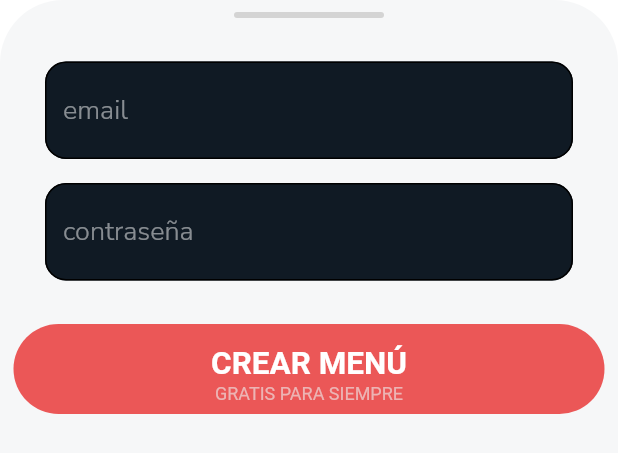
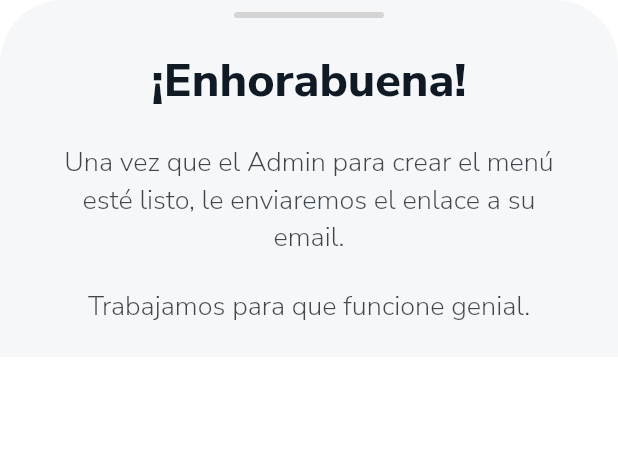
Before and after one commit to tomasbaran/chefmenu2, a Flutter app: the SignupBottomSheet widget shown alone on an empty page, opened directly, on a phone screen of 412 x 824 dp. Shown: the top 453 px of the screen. Run offline on Flutter 3.47's test engine with Material 2 defaults, Android fonts, the phone set to English and light mode, and no system bars; our stand-ins replace flushbar, google_fonts, universal_io; network calls fail.

Commit message:
WIP: registration flow: step 2

```diff
--- a/lib/theme/style_constants.dart
+++ b/lib/theme/style_constants.dart
@@ -75,3 +75,11 @@ const double kSignupFieldPadding = 8;
 const double kSignupFieldCornerRadius = 14;
 TextStyle ktsSignupField = GoogleFonts.nunitoSans(color: Colors.white, fontSize: 18, fontWeight: FontWeight.w600);
 TextStyle ktsHintSignupField = GoogleFonts.nunitoSans(color: Colors.white.withOpacity(0.5), fontSize: 18, fontWeight: FontWeight.w300);
+// SignBottomSheet Step 2
+TextStyle ktsSignupFieldStep2DarkThemeTitle = GoogleFonts.nunitoSans(color: Colors.white, fontSize: 31, fontWeight: FontWeight.w800);
+TextStyle ktsSignupStep2DarkThemeMessage = GoogleFonts.nunitoSans(color: Colors.white.withOpacity(0.8), fontSize: 18, fontWeight: FontWeight.w300);
+TextStyle ktsSignupFieldStep2LightThemeTitle = GoogleFonts.nunitoSans(color: colorBackground, fontSize: 31, fontWeight: FontWeight.w800);
+TextStyle ktsSignupStep2LightThemeMessage =
+    GoogleFonts.nunitoSans(color: colorBackground.withOpacity(0.8), fontSize: 18, fontWeight: FontWeight.w300);
+// Flushbar
+const double kFlushbarPadding = 8;
--- a/lib/widgets/signup_bottom_sheet.dart
+++ b/lib/widgets/signup_bottom_sheet.dart
@@ -1,9 +1,12 @@
 import 'package:chefmenu2/widgets/cta_button.dart';
+import 'package:flushbar/flushbar_helper.dart';
 import 'package:flutter/material.dart';
 import 'package:chefmenu2/theme/style_constants.dart';
 import 'package:universal_io/io.dart';
+import 'package:flushbar/flushbar.dart';
 
 class SignupBottomSheet extends StatelessWidget {
+  final bool step1Done = false;
   @override
   Widget build(BuildContext context) {
     return AnimatedPadding(
@@ -17,19 +20,58 @@ class SignupBottomSheet extends StatelessWidget {
             top: Radius.circular(kSignupBottomSheetCornerRadius),
           ),
         ),
+        child: SignupStep2(),
+      ),
+    );
+  }
+}
+
+class SignupStep2 extends StatelessWidget {
+  @override
+  Widget build(BuildContext context) {
+    return Padding(
+      padding: const EdgeInsets.symmetric(horizontal: kCtaHeight / 2),
       child: Column(
         mainAxisSize: MainAxisSize.min,
         children: [
           SizedBox(height: kSignupFieldPadding),
-            Container(
-                width: kSignupBottomSheetHorizontalLineWidth,
-                height: kSignupBottomSheetHorizontalLineHeight,
-                decoration: BoxDecoration(
-                  borderRadius: BorderRadius.all(Radius.circular(90)),
-                  color: MediaQuery.of(context).platformBrightness == Brightness.dark
-                      ? colorSignupBottomSheetHorizontalDarkLine
-                      : colorSignupBottomSheetHorizontalLightLine,
-                )),
+          SwipableHorizontalLine(),
+          SizedBox(height: kSignupBottomSheetCornerRadius / 2),
+          Text(
+            '¡Enhorabuena!',
+            textAlign: TextAlign.center,
+            style:
+                MediaQuery.of(context).platformBrightness == Brightness.dark ? ktsSignupFieldStep2DarkThemeTitle : ktsSignupFieldStep2LightThemeTitle,
+          ),
+          SizedBox(height: kSignupBottomSheetCornerRadius / 2),
+          Text(
+            'Una vez que el Admin para crear el menú esté listo, le enviaremos el enlace a su email.',
+            textAlign: TextAlign.center,
+            style: MediaQuery.of(context).platformBrightness == Brightness.dark ? ktsSignupStep2DarkThemeMessage : ktsSignupStep2LightThemeMessage,
+          ),
+          SizedBox(height: kSignupBottomSheetCornerRadius / 2),
+          Text(
+            'Trabajamos para que funcione genial.',
+            textAlign: TextAlign.center,
+            style: MediaQuery.of(context).platformBrightness == Brightness.dark ? ktsSignupStep2DarkThemeMessage : ktsSignupStep2LightThemeMessage,
+          ),
+          SizedBox(height: kSignupBottomSheetCornerRadius / 2),
+        ],
+      ),
+    );
+  }
+}
+
+class SignupStep1 extends StatelessWidget {
+  bool step1Done;
+  SignupStep1({this.step1Done});
+  @override
+  Widget build(BuildContext context) {
+    return Column(
+      mainAxisSize: MainAxisSize.min,
+      children: [
+        SizedBox(height: kSignupFieldPadding),
+        SwipableHorizontalLine(),
         SizedBox(height: kSignupBottomSheetCornerRadius / 2),
         SignupField(
           hint: 'email',
@@ -47,12 +89,43 @@ class SignupBottomSheet extends StatelessWidget {
           },
         ),
         SizedBox(height: kSignupBottomSheetCornerRadius / 2 - kBigBoxPadding),
-            CtaButton(),
+        CtaButton(
+          onTap: () {
+            step1Done = true;
+            Flushbar(
+              margin: EdgeInsets.all(kFlushbarPadding),
+              backgroundColor: MediaQuery.of(context).platformBrightness == Brightness.dark ? colorIosSafariDark : colorIosSafariLight,
+              icon: Icon(Icons.error, color: colorRed),
+              title: 'Error',
+              message: 'Merror message. You need at least 6 characters for password.',
+              borderRadius: 100,
+              flushbarPosition: FlushbarPosition.TOP,
+              duration: Duration(seconds: 15),
+            ).show(context);
+          },
+        ),
         SizedBox(height: kSignupBottomSheetCornerRadius / 2),
       ],
-        ),
-      ),
     );
+  }
+}
+
+class SwipableHorizontalLine extends StatelessWidget {
+  const SwipableHorizontalLine({
+    Key key,
+  }) : super(key: key);
+
+  @override
+  Widget build(BuildContext context) {
+    return Container(
+        width: kSignupBottomSheetHorizontalLineWidth,
+        height: kSignupBottomSheetHorizontalLineHeight,
+        decoration: BoxDecoration(
+          borderRadius: BorderRadius.all(Radius.circular(90)),
+          color: MediaQuery.of(context).platformBrightness == Brightness.dark
+              ? colorSignupBottomSheetHorizontalDarkLine
+              : colorSignupBottomSheetHorizontalLightLine,
+        ));
   }
 }
 
--- a/pubspec.yaml
+++ b/pubspec.yaml
@@ -32,6 +32,7 @@ dependencies:
   cupertino_icons: ^0.1.3
   universal_io: ^0.4.0
   google_fonts: ^1.1.0
+  flushbar: ^1.10.4
 
 dev_dependencies:
   flutter_test:
```
Also changed, not shown: pubspec.lock, 1 other file. Lines whose indentation alone changed are shown as unchanged.
